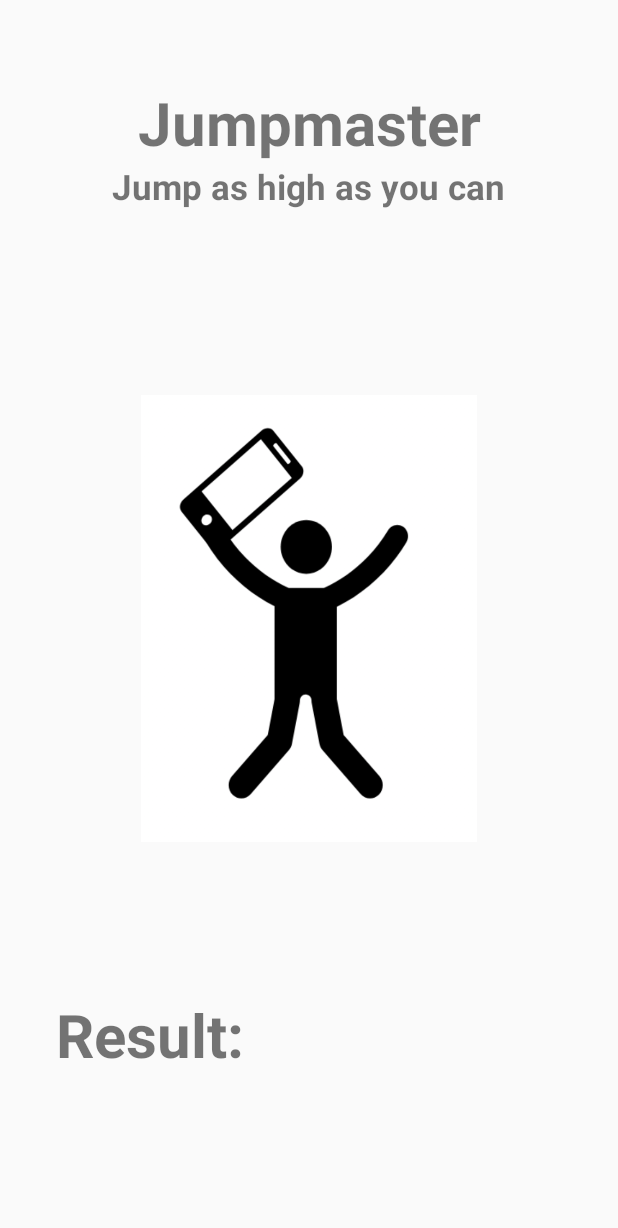
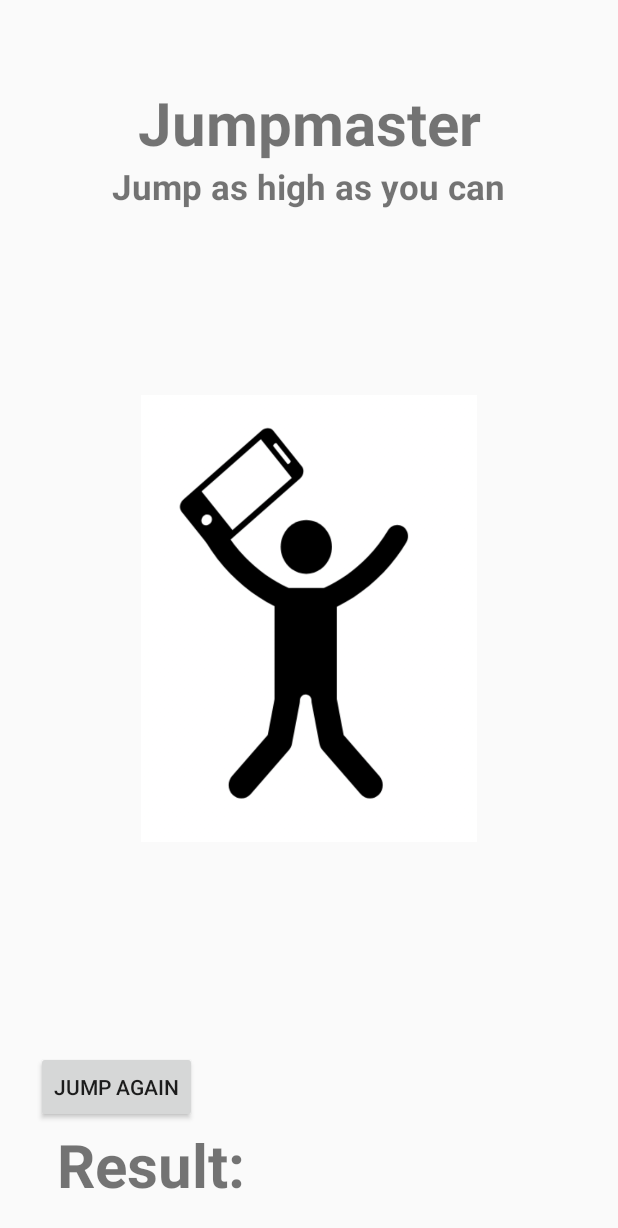
Before and after one commit to tovesson/MAMN01---Projekt, an Android app: the JumpActivity screen opened directly, with no data from a screen before it, on a phone screen of 412 x 824 dp. Shown: the top 1228 px of the screen. Run offline under Robolectric (Android 15) with nearby library versions, the phone set to English and light mode, and no system bars.

Commit message:
Added algorithm for jumping
Algorithm is implemented but needs to be adjusted

```diff
--- a/app/src/main/AndroidManifest.xml
+++ b/app/src/main/AndroidManifest.xml
@@ -33,7 +33,11 @@
             android:name=".ThrowActivity"
             android:screenOrientation="portrait" />
         <activity
-            android:name=".StartGameActivity"
+            android:name=".StartGameActivityBlow"
+            android:label="@string/title_activity_start_game"
+            android:theme="@style/AppTheme.NoActionBar" />
+        <activity
+            android:name=".StartGameActivityJump"
             android:label="@string/title_activity_start_game"
             android:theme="@style/AppTheme.NoActionBar" />
         <activity android:name=".WelcomeActivity" />
--- a/app/src/main/java/com/example/motionmasters/motionmasters/JumpActivity.java
+++ b/app/src/main/java/com/example/motionmasters/motionmasters/JumpActivity.java
@@ -1,13 +1,114 @@
 package com.example.motionmasters.motionmasters;
 
+import android.content.Context;
+import android.content.Intent;
+import android.content.pm.ActivityInfo;
+import android.hardware.Sensor;
+import android.hardware.SensorEvent;
+import android.hardware.SensorEventListener;
+import android.hardware.SensorManager;
 import android.support.v7.app.AppCompatActivity;
 import android.os.Bundle;
+import android.view.View;
+import android.widget.Button;
+import android.widget.TextView;
 
-public class JumpActivity extends AppCompatActivity {
+import java.text.DecimalFormat;
+
+public class JumpActivity extends AppCompatActivity implements SensorEventListener {
+    private double height;
+    private SensorManager sensorManager;
+    private Sensor accelerometer;
+    private double velocity;
+    private double time = 0.08;
+    private double air_time;
+    private boolean jumpNow = true;
+    private boolean clicked=false;
+    private double[] height_array;
+
+    private float deltaY = 0;
+    private float lastY;
+
+
+    private TextView resultTxt;
+    private Button reset;
 
     @Override
     protected void onCreate(Bundle savedInstanceState) {
         super.onCreate(savedInstanceState);
         setContentView(R.layout.activity_jump);
+        setRequestedOrientation(ActivityInfo.SCREEN_ORIENTATION_PORTRAIT);
+
+        sensorManager = (SensorManager) getSystemService(Context.SENSOR_SERVICE);
+        if (sensorManager.getDefaultSensor(Sensor.TYPE_ACCELEROMETER) != null) {
+            // success! we have an accelerometer
+
+            accelerometer = sensorManager.getDefaultSensor(Sensor.TYPE_ACCELEROMETER);
+            sensorManager.registerListener(this, accelerometer, SensorManager.SENSOR_DELAY_NORMAL);
+        } else {
+            // fai! we dont have an accelerometer!
+        }
+
+        resultTxt = findViewById(R.id.jumpmaster_result);
+        reset = findViewById(R.id.jump_reset);
+    }
+
+    protected void onResume() {
+        super.onResume();
+        sensorManager.registerListener(this, accelerometer, SensorManager.SENSOR_DELAY_NORMAL);
+    }
+
+    public void onSensorChanged(SensorEvent event){
+
+        //my button clic
+        reset.setOnClickListener(new View.OnClickListener() {
+            @Override
+            public void onClick(View v)
+            {
+                //change boolean value
+                clicked=true;
+            }
+        });
+
+        //then on another method or where you want
+        if(clicked)
+        {
+            jumpNow = true;
+            resultTxt.setText("Result: " + 0);
+            clicked = false;
+        }
+
+        // get the change of the x,y,z values of the accelerometer
+
+        deltaY = Math.abs(lastY - event.values[1]);
+
+        // if the change is below 2, it is just plain noise
+
+        // set the last know values of x,y,z
+        lastY = event.values[1];
+
+
+        if(deltaY > 15 && jumpNow) {
+            velocity = ((deltaY) * time);
+            air_time = (0 - velocity) / (-9.8);
+            height = ((velocity * air_time) + (-9.8 * Math.pow(air_time, 2)) / 2);
+            double vis_height = (double) Math.round(height * 100) / 100;
+            resultTxt.setText("Result: " + vis_height +"m");
+            jumpNow = false;
+        }
+    }
+
+    @Override
+    public void onAccuracyChanged(Sensor sensor, int i) {
+
+    }
+
+    @Override
+    protected void onPause() {
+        super.onPause();
+        sensorManager.unregisterListener(this);
+
+        Intent myIntent = new Intent(JumpActivity.this, MainActivity.class);
+        JumpActivity.this.startActivity(myIntent);
     }
 }
--- a/app/src/main/java/com/example/motionmasters/motionmasters/MainActivity.java
+++ b/app/src/main/java/com/example/motionmasters/motionmasters/MainActivity.java
@@ -20,7 +20,7 @@ public class MainActivity extends AppCompatActivity {
         blowMasterButton.setOnClickListener(new View.OnClickListener() {
             @Override
             public void onClick(View v) {
-                Intent intent = new Intent(v.getContext(), StartGameActivity.class);
+                Intent intent = new Intent(v.getContext(), StartGameActivityBlow.class);
                 startActivity(intent);
             }
         });
@@ -29,7 +29,7 @@ public class MainActivity extends AppCompatActivity {
         jumpMasterButton.setOnClickListener(new View.OnClickListener() {
             @Override
             public void onClick(View v) {
-                Intent intent = new Intent(v.getContext(), JumpActivity.class);
+                Intent intent = new Intent(v.getContext(), StartGameActivityJump.class);
                 startActivity(intent);
             }
         });
--- a/app/src/main/java/com/example/motionmasters/motionmasters/ThrowActivity.java
+++ b/app/src/main/java/com/example/motionmasters/motionmasters/ThrowActivity.java
@@ -1,5 +1,6 @@
 package com.example.motionmasters.motionmasters;
 
+import android.content.Intent;
 import android.os.Bundle;
 import android.support.v7.app.AppCompatActivity;
 import android.view.View;
@@ -16,7 +17,8 @@ public class ThrowActivity extends AppCompatActivity {
         doneButton.setOnClickListener(new View.OnClickListener() {
             @Override
             public void onClick(View v) {
-                finish();
+                Intent intent = new Intent(v.getContext(), StartGameActivityJump.class);
+                startActivity(intent);
             }
         });
     }
--- a/app/src/main/res/layout/activity_jump.xml
+++ b/app/src/main/res/layout/activity_jump.xml
@@ -62,9 +62,10 @@
         android:textStyle="bold"
         app:layout_constraintBottom_toBottomOf="parent"
         app:layout_constraintEnd_toEndOf="parent"
+        app:layout_constraintHorizontal_bias="0.516"
         app:layout_constraintStart_toStartOf="parent"
         app:layout_constraintTop_toTopOf="parent"
-        app:layout_constraintVertical_bias="0.868" />
+        app:layout_constraintVertical_bias="0.983" />
 
     <ImageView
         android:id="@+id/img_jumpmaster"
@@ -81,4 +82,14 @@
         app:layout_constraintStart_toStartOf="parent"
         app:layout_constraintTop_toTopOf="parent" />
 
+    <Button
+        android:id="@+id/jump_reset"
+        android:layout_width="wrap_content"
+        android:layout_height="wrap_content"
+        android:layout_marginBottom="75dp"
+        android:layout_marginStart="24dp"
+        android:text="@string/resetbtn"
+        app:layout_constraintBottom_toBottomOf="parent"
+        app:layout_constraintStart_toStartOf="parent" />
+
 </android.support.constraint.ConstraintLayout>
--- a/app/src/main/res/layout/activity_start_game.xml
+++ b/app/src/main/res/layout/activity_start_game_blow.xml
@@ -4,7 +4,7 @@
     xmlns:tools="http://schemas.android.com/tools"
     android:layout_width="match_parent"
     android:layout_height="match_parent"
-    tools:context="com.example.motionmasters.motionmasters.StartGameActivity">
+    tools:context="com.example.motionmasters.motionmasters.StartGameActivityBlow">
 
     <TextView
         android:id="@+id/startGameText"
--- a/app/src/main/res/layout/activity_throw.xml
+++ b/app/src/main/res/layout/activity_throw.xml
@@ -54,7 +54,7 @@
         android:layout_marginBottom="8dp"
         android:layout_marginEnd="16dp"
         android:layout_marginStart="16dp"
-        android:text="@string/done"
+        android:text="@string/Start"
         app:layout_constraintBottom_toBottomOf="parent"
         app:layout_constraintEnd_toEndOf="parent"
         app:layout_constraintStart_toStartOf="parent" />
--- a/app/src/main/res/values/strings.xml
+++ b/app/src/main/res/values/strings.xml
@@ -12,6 +12,7 @@
     <string name="next">NEXT</string>
     <string name="skip">SKIP</string>
     <string name="start">GOT IT</string>
+    <string name="resetbtn">Jump Again</string>
 
     <string name="slide_1_title">Blowmaster Score</string>
 
@@ -31,6 +32,7 @@
         <item>Nine</item>
         <item>Ten</item>
     </string-array>
+    <string name="Start">Start</string>
     <string name="done">Done</string>
     <string name="background">Background</string>
     <string name="throw_image">Throw image</string>
```
Also changed, not shown: app/src/main/java/com/example/motionmasters/motionmasters/StartGameActivityBlow.java (renamed from app/src/main/java/com/example/motionmasters/motionmasters/StartGameActivity.java, +4 -4 lines), app/src/main/java/com/example/motionmasters/motionmasters/StartGameActivityJump.java (added, +41 -0 lines), app/src/main/res/layout/activity_start_game_jump.xml (added, +19 -0 lines).
